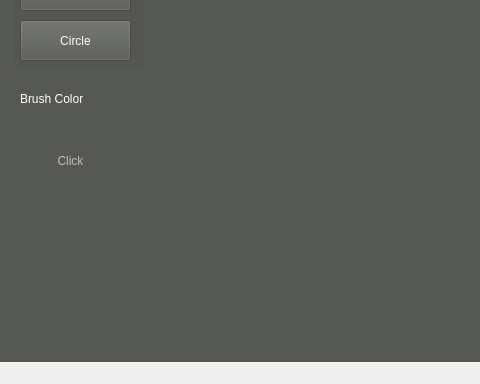
Old version of the form GigBagSpriteEditor/spriteeditorwindow.ui in the repository ChristopherDHanson/SpriteEditor; both pictures show x 0 to 480 and y 316 to 700 of the 800 by 700 pixel window.
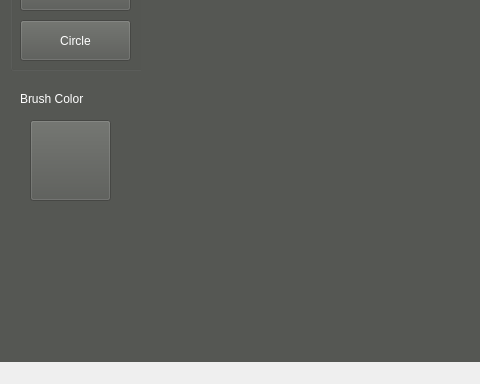
New version of the form. Custom widgets are drawn as their Qt base class.

Commit message: default color shows, but goes transparent when switching which should be fine

The edit to the form file:
```diff
--- a/GigBagSpriteEditor/spriteeditorwindow.ui
+++ b/GigBagSpriteEditor/spriteeditorwindow.ui
@@ -422,14 +422,19 @@
        </disabled>
       </palette>
      </property>
+     <property name="font">
+      <font>
+       <pointsize>18</pointsize>
+      </font>
+     </property>
      <property name="autoFillBackground">
       <bool>false</bool>
      </property>
      <property name="text">
-      <string>Click</string>
+      <string/>
      </property>
      <property name="flat">
-      <bool>true</bool>
+      <bool>false</bool>
      </property>
     </widget>
     <widget class="QLabel" name="colorPaletteLabel">
```
The commit also changes 1 other file.
